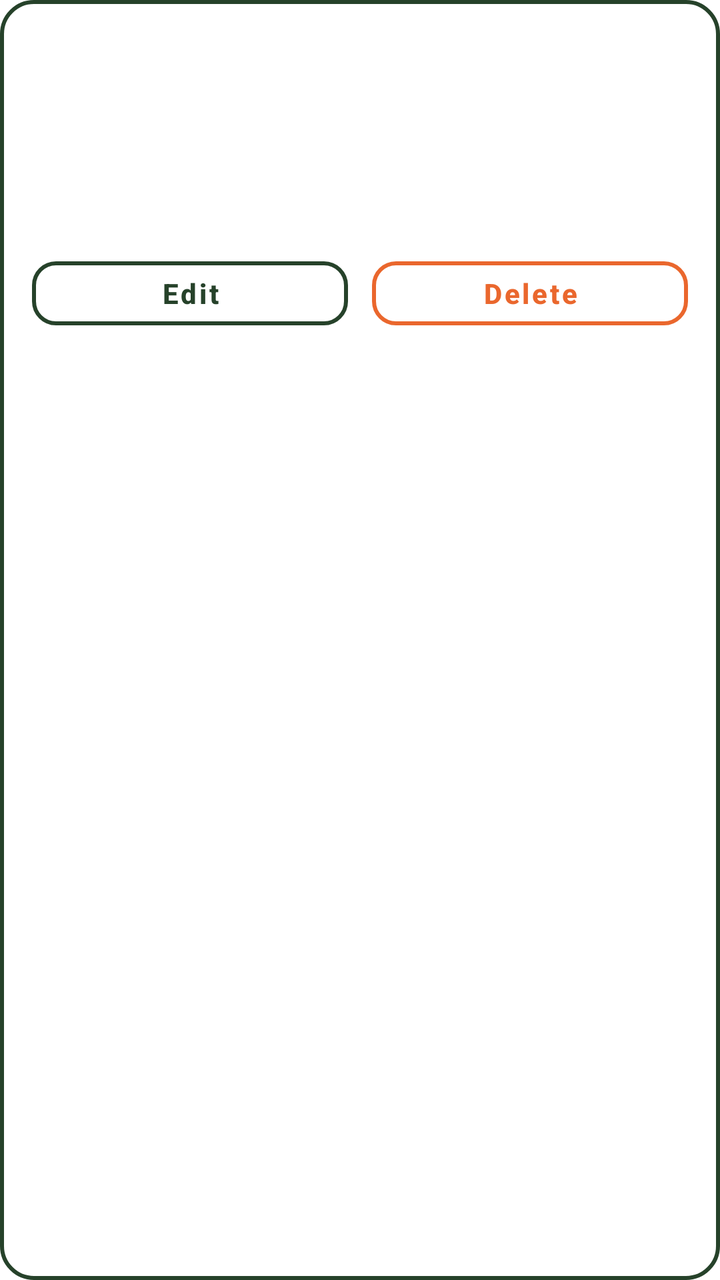
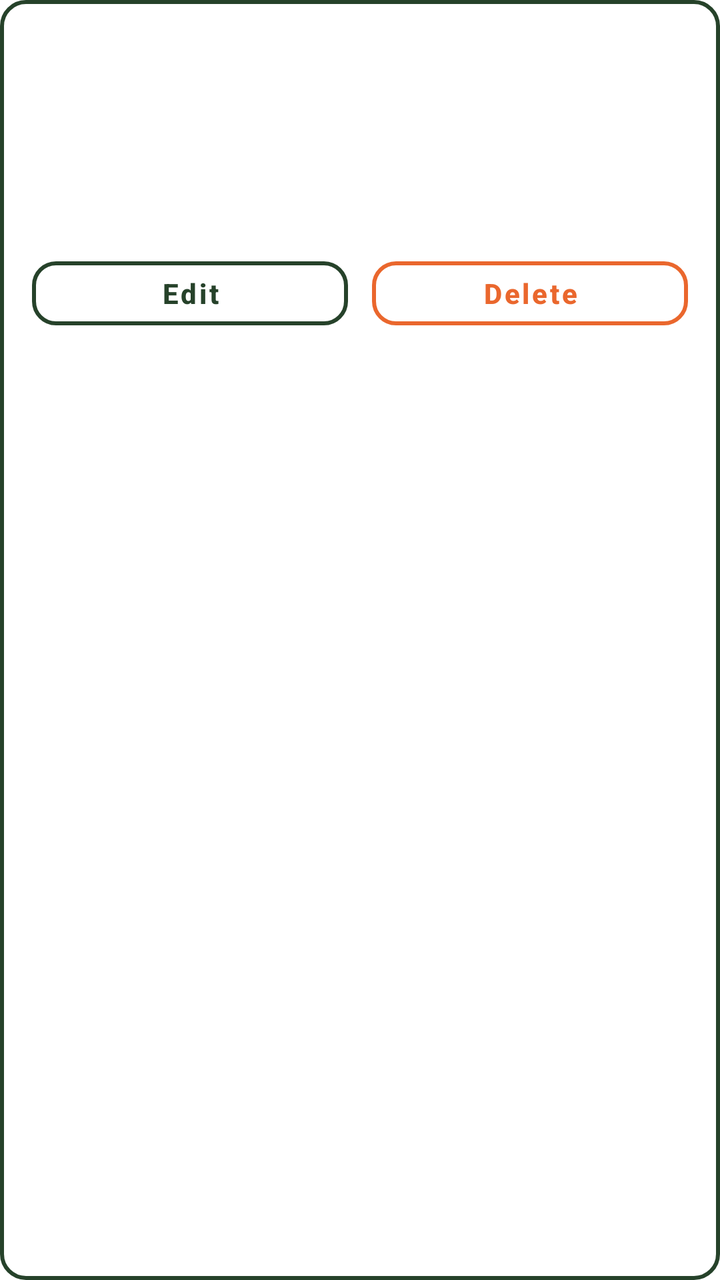

Two renders of the same Android screen: before a commit and after it. Below are the layout's source before the change and the commit's diff.
<!-- AndroidManifest.xml: application theme Theme.Ca -->
<!-- res/layout/item_trail.xml -->
<?xml version="1.0" encoding="utf-8"?>
<LinearLayout xmlns:android="http://schemas.android.com/apk/res/android"
    android:layout_width="match_parent"
    android:layout_height="wrap_content"
    android:layout_marginBottom="12dp"
    android:background="@drawable/bg_trail_card"
    android:orientation="vertical"
    android:padding="16dp">

    <TextView
        android:id="@+id/nameText"
        android:layout_width="match_parent"
        android:layout_height="wrap_content"
        android:textColor="@color/forest"
        android:textSize="18sp"
        android:textStyle="bold" />

    <TextView
        android:id="@+id/descriptionText"
        android:layout_width="match_parent"
        android:layout_height="wrap_content"
        android:layout_marginTop="6dp"
        android:alpha="0.85"
        android:textColor="@color/forest"
        android:textSize="14sp" />

    <TextView
        android:id="@+id/locationText"
        android:layout_width="match_parent"
        android:layout_height="wrap_content"
        android:layout_marginTop="8dp"
        android:textColor="@color/trail_orange"
        android:textSize="13sp"
        android:textStyle="bold" />

    <TextView
        android:id="@+id/detailsText"
        android:layout_width="match_parent"
        android:layout_height="wrap_content"
        android:layout_marginTop="4dp"
        android:alpha="0.7"
        android:textColor="@color/forest"
        android:textSize="13sp" />

    <LinearLayout
        android:layout_width="match_parent"
        android:layout_height="wrap_content"
        android:layout_marginTop="12dp"
        android:orientation="horizontal">

        <com.google.android.material.button.MaterialButton
            android:id="@+id/editButton"
            style="@style/Widget.HikingHub.Button.Compact"
            android:layout_width="0dp"
            android:layout_height="wrap_content"
            android:layout_marginEnd="6dp"
            android:layout_weight="1"
            android:text="Edit" />

        <com.google.android.material.button.MaterialButton
            android:id="@+id/deleteButton"
            style="@style/Widget.HikingHub.Button.Compact.Danger"
            android:layout_width="0dp"
            android:layout_height="wrap_content"
            android:layout_marginStart="6dp"
            android:layout_weight="1"
            android:text="Delete" />

    </LinearLayout>

</LinearLayout>
<!-- resources referenced by this layout -->
<resources>
  <color name="forest">#26422A</color>
  <color name="trail_orange">#EA672D</color>
  <!-- drawable bg_trail_card (drawable) -->
  <?xml version="1.0" encoding="utf-8"?>
  <shape xmlns:android="http://schemas.android.com/apk/res/android"
      android:shape="rectangle">
      <solid android:color="@android:color/transparent" />
      <stroke
          android:width="2dp"
          android:color="@color/forest" />
      <corners android:radius="16dp" />
  </shape>
  <style name="Widget.HikingHub.Button.Compact" parent="Widget.MaterialComponents.Button.OutlinedButton">
          <item name="android:layout_height">44dp</item>
          <item name="android:minHeight">44dp</item>
          <item name="android:textAllCaps">false</item>
          <item name="android:textSize">14sp</item>
          <item name="android:textStyle">bold</item>
          <item name="android:textColor">@color/forest</item>
          <item name="cornerRadius">12dp</item>
          <item name="strokeColor">@color/forest</item>
          <item name="strokeWidth">2dp</item>
          <item name="backgroundTint">@android:color/transparent</item>
      </style>
  <style name="Widget.HikingHub.Button.Compact.Danger">
          <item name="android:textColor">@color/trail_orange</item>
          <item name="strokeColor">@color/trail_orange</item>
      </style>
  <style name="Theme.Ca" parent="Theme.MaterialComponents.Light.NoActionBar" />
</resources>

<!-- the commit's change to res/layout/item_trail.xml (unified diff, before → after) -->
@@ -3,7 +3,7 @@
     android:layout_width="match_parent"
     android:layout_height="wrap_content"
     android:layout_marginBottom="12dp"
-    android:background="@drawable/bg_trail_card"
+    android:background="@drawable/bg_outline"
     android:orientation="vertical"
     android:padding="16dp">
 
<!-- resource entries referenced after the edit -->
@@ -2,7 +2,7 @@
 <resources>
   <color name="forest">#26422A</color>
   <color name="trail_orange">#EA672D</color>
-  <!-- drawable bg_trail_card (drawable) -->
+  <!-- drawable bg_outline (drawable) -->
   <?xml version="1.0" encoding="utf-8"?>
   <shape xmlns:android="http://schemas.android.com/apk/res/android"
       android:shape="rectangle">
@@ -10,7 +10,7 @@
       <stroke
           android:width="2dp"
           android:color="@color/forest" />
-      <corners android:radius="16dp" />
+      <corners android:radius="12dp" />
   </shape>
   <style name="Widget.HikingHub.Button.Compact" parent="Widget.MaterialComponents.Button.OutlinedButton">
           <item name="android:layout_height">44dp</item>
